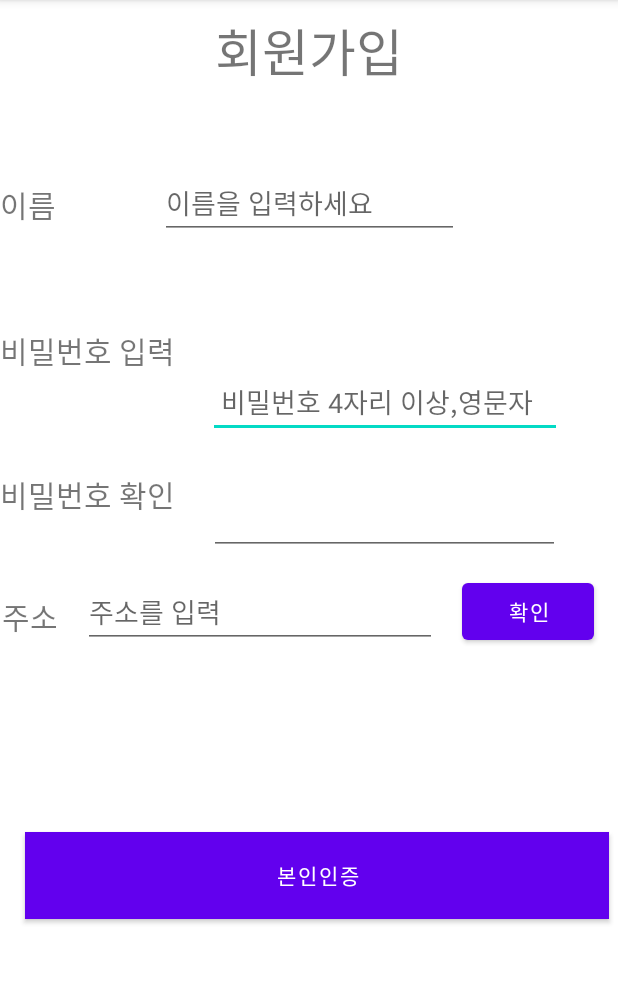
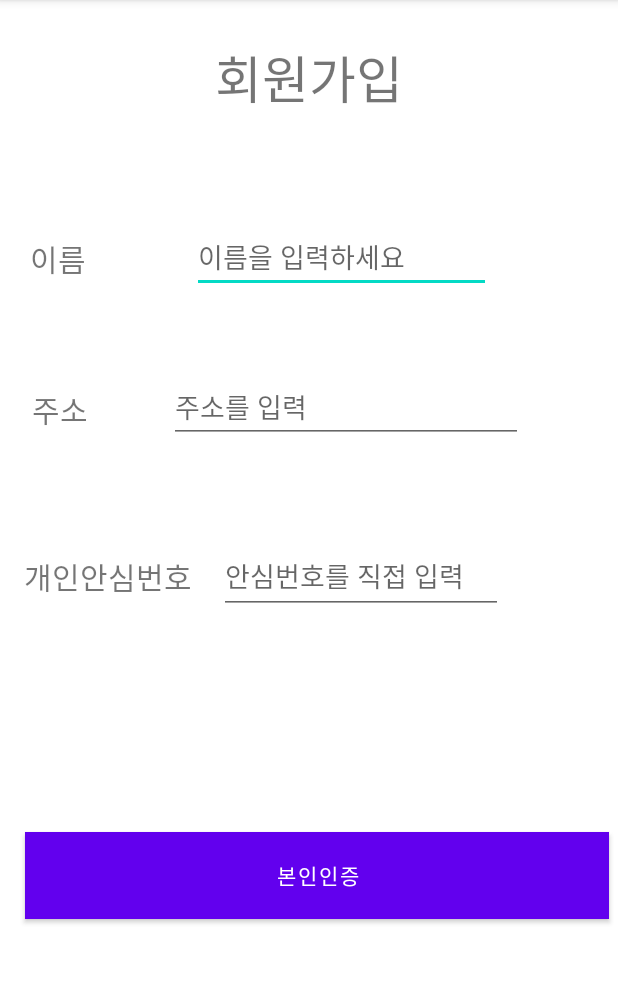
Before and after one commit to Huh21/project_with_a_jump, an Android app: the screen it shows after launch (MainActivity), on a phone screen of 412 x 824 dp, the part 84-1067 px from its top. Run offline under Robolectric (Android 15) with nearby library versions, the phone set to English and light mode, and no system bars; our stand-ins replace Firebase (no records; nobody signed in at launch, a user with empty details on screens opened directly); 1 statement that could not run was skipped.

Commit message:
데이터베이스 저장

```diff
--- a/app/src/main/java/org/ict/project_with_a_jump/MainActivity.java
+++ b/app/src/main/java/org/ict/project_with_a_jump/MainActivity.java
@@ -5,15 +5,31 @@ import android.os.Bundle;
 import android.view.View;
 import android.webkit.WebSettings;
 import android.webkit.WebView;
+import android.widget.Button;
 import android.widget.EditText;
+import android.widget.Toast;
 
 import androidx.appcompat.app.AppCompatActivity;
 
+import com.google.firebase.database.DatabaseReference;
+import com.google.firebase.database.FirebaseDatabase;
+
+import java.util.regex.Matcher;
+import java.util.regex.Pattern;
+
 public class MainActivity<editText, editText2> extends AppCompatActivity {
-    EditText editText;
-    EditText editText2;
+
+    // 파이어베이스 데이터베이스 연동
+    private FirebaseDatabase database = FirebaseDatabase.getInstance();
+    private DatabaseReference databaseReference = database.getReference();
+
+    Button check;
+    EditText user_id,user_ad,user_sepw;
+
+
     public static WebView web;
     public static WebSettings webSettings;
+    private String Validation = "^.(?=.*[0-9])(?=.*[0-9ㄱ-ㅎ가-힣]).*$";
 
 
 
@@ -21,24 +37,50 @@ public class MainActivity<editText, editText2> extends AppCompatActivity {
     protected void onCreate(Bundle savedInstanceState) {
         super.onCreate(savedInstanceState);
         setContentView(R.layout.activity_main);
-    }
+        user_id = findViewById(R.id.user_id);
+        user_ad = findViewById(R.id.user_ad);
+        user_sepw = findViewById(R.id.user_sepw);
 
-    private void singUp(){
-        String id= ((EditText)findViewById(R.id.user_id)).getText().toString();
+
+        user_sepw.setOnFocusChangeListener(new View.OnFocusChangeListener(){
+
+            @Override
+            public void onFocusChange(View v, boolean hasFocus) {
+                if(hasFocus) {
+                    Pattern p = Pattern.compile("^[0-9ㄱ-ㅎ가-힣]+$");
+                    Matcher m = p.matcher((user_sepw).getText().toString());
+                    if ( !m.matches()){
+                        Toast.makeText(MainActivity.this, "안심번호 형식에 맞춰서 입력해주세요", Toast.LENGTH_SHORT).show();
+
+                    }
+
+
+                }
+            }
+        });
+        check.setOnClickListener(new View.OnClickListener() {
+            @Override
+            public void onClick(View view) {
+                //에딧 텍스트 값을 문자열로 바꾸어 함수에 넣어줍니다.
+                addUser(user_id.getText().toString(), user_sepw.getText().toString(), user_ad.getText().toString());
+            }
+        });
 
     }
 
+    private void addUser(String name, String num, String address) {
+        User User = new User(name, num, address);
+    }
+
+
+
     public void onClick_login(View v) {
-        EditText user_id = (EditText) findViewById(R.id.user_id);
-        EditText user_ad = (EditText) findViewById(R.id.user_ad);
-        EditText user_password = (EditText) findViewById(R.id.user_password);
-        EditText user_passWordch= (EditText) findViewById(R.id.user_passwordch);
         String id= user_id.getText().toString();
-        String pw= user_password.getText().toString();
+        String sepw= user_sepw.getText().toString();
         String ad= user_ad.getText().toString();
         Intent intent_01= new Intent(getApplicationContext(), subActivity.class);
         intent_01.putExtra("입력한 이름",id);
-        intent_01.putExtra("입력한 패스워드",pw);
+        intent_01.putExtra("입력한 안심번호",sepw);
         intent_01.putExtra("입력한 주소",ad);
         startActivity(intent_01);
     }
--- a/app/src/main/res/layout/activity_main.xml
+++ b/app/src/main/res/layout/activity_main.xml
@@ -20,48 +20,6 @@
         tools:ignore="MissingConstraints" />
 
     <EditText
-        android:id="@+id/user_password"
-        android:layout_width="236dp"
-        android:layout_height="44dp"
-        android:layout_marginStart="10dp"
-        android:layout_marginLeft="10dp"
-        android:layout_marginBottom="476dp"
-        android:hint=" 비밀번호 4자리 이상,영문자"
-        android:inputType="text"
-        android:singleLine="true"
-        app:layout_constraintBottom_toBottomOf="parent"
-        app:layout_constraintEnd_toEndOf="parent"
-        app:layout_constraintHorizontal_bias="0.777"
-        app:layout_constraintStart_toStartOf="parent"
-        tools:ignore="MissingConstraints" />
-
-    <TextView
-        android:id="@+id/textView4"
-        android:layout_width="wrap_content"
-        android:layout_height="wrap_content"
-        android:text="비밀번호 입력"
-        android:textSize="20sp"
-        app:layout_constraintBottom_toBottomOf="parent"
-        app:layout_constraintStart_toStartOf="parent"
-        app:layout_constraintTop_toTopOf="parent"
-        app:layout_constraintVertical_bias="0.296"
-        tools:ignore="MissingConstraints" />
-
-    <EditText
-        android:id="@+id/user_passwordch"
-        android:layout_width="234dp"
-        android:layout_height="50dp"
-        android:ems="10"
-        android:inputType="textPassword"
-        app:layout_constraintBottom_toTopOf="@+id/user_ad"
-        app:layout_constraintEnd_toEndOf="parent"
-        app:layout_constraintHorizontal_bias="0.265"
-        app:layout_constraintStart_toEndOf="@+id/editTextTextPassword"
-        app:layout_constraintTop_toBottomOf="@+id/user_password"
-        app:layout_constraintVertical_bias="0.606"
-        tools:ignore="MissingConstraints" />
-
-    <EditText
         android:id="@+id/user_id"
         android:layout_width="199dp"
         android:layout_height="44dp"
@@ -70,46 +28,10 @@
         android:singleLine="true"
         app:layout_constraintBottom_toBottomOf="parent"
         app:layout_constraintEnd_toEndOf="parent"
-        app:layout_constraintHorizontal_bias="0.502"
+        app:layout_constraintHorizontal_bias="0.602"
         app:layout_constraintStart_toStartOf="parent"
         app:layout_constraintTop_toTopOf="parent"
-        app:layout_constraintVertical_bias="0.159"
-        tools:ignore="MissingConstraints" />
-
-    <TextView
-        android:id="@+id/editTextTextPassword"
-        android:layout_width="125dp"
-        android:layout_height="33dp"
-        android:text="비밀번호 확인"
-        android:textSize="20sp"
-        app:layout_constraintBottom_toBottomOf="parent"
-        app:layout_constraintStart_toStartOf="parent"
-        app:layout_constraintTop_toTopOf="parent"
-        app:layout_constraintVertical_bias="0.428"
-        tools:ignore="MissingConstraints" />
-
-    <Button
-        android:id="@+id/button"
-        android:layout_width="wrap_content"
-        android:layout_height="50dp"
-        android:layout_marginEnd="16dp"
-        android:layout_marginRight="16dp"
-        android:text="확인"
-        app:layout_constraintBottom_toBottomOf="parent"
-        app:layout_constraintEnd_toEndOf="parent"
-        app:layout_constraintHorizontal_bias="1.0"
-        app:layout_constraintStart_toEndOf="@+id/user_ad"
-        app:layout_constraintTop_toTopOf="parent"
-        app:layout_constraintVertical_bias="0.533" />
-
-    <TextView
-        android:id="@+id/textView3"
-        android:layout_width="89dp"
-        android:layout_height="wrap_content"
-        android:text="이름"
-        android:textSize="20sp"
-        app:layout_constraintBaseline_toBaselineOf="@+id/user_id"
-        app:layout_constraintStart_toStartOf="parent"
+        app:layout_constraintVertical_bias="0.209"
         tools:ignore="MissingConstraints" />
 
     <TextView
@@ -120,10 +42,10 @@
         android:textSize="20sp"
         app:layout_constraintBottom_toBottomOf="parent"
         app:layout_constraintEnd_toStartOf="@+id/user_ad"
-        app:layout_constraintHorizontal_bias="0.058"
+        app:layout_constraintHorizontal_bias="0.287"
         app:layout_constraintStart_toStartOf="parent"
         app:layout_constraintTop_toTopOf="parent"
-        app:layout_constraintVertical_bias="0.537"
+        app:layout_constraintVertical_bias="0.35"
         tools:ignore="MissingConstraints" />
 
     <EditText
@@ -135,10 +57,53 @@
         android:singleLine="true"
         app:layout_constraintBottom_toBottomOf="parent"
         app:layout_constraintEnd_toEndOf="parent"
-        app:layout_constraintHorizontal_bias="0.313"
+        app:layout_constraintHorizontal_bias="0.639"
         app:layout_constraintStart_toStartOf="parent"
         app:layout_constraintTop_toTopOf="parent"
-        app:layout_constraintVertical_bias="0.536"
+        app:layout_constraintVertical_bias="0.347"
+        tools:ignore="MissingConstraints" />
+
+    <TextView
+        android:id="@+id/textView4"
+        android:layout_width="119dp"
+        android:layout_height="56dp"
+        android:layout_marginStart="16dp"
+        android:layout_marginLeft="16dp"
+        android:text="개인안심번호"
+        android:textSize="20sp"
+        app:layout_constraintBottom_toBottomOf="parent"
+        app:layout_constraintStart_toStartOf="parent"
+        app:layout_constraintTop_toTopOf="parent"
+        app:layout_constraintVertical_bias="0.519"
+        tools:ignore="MissingConstraints" />
+
+    <EditText
+        android:id="@+id/user_sepw"
+        android:layout_width="189dp"
+        android:layout_height="50dp"
+        android:layout_marginStart="10dp"
+        android:layout_marginLeft="10dp"
+        android:hint="안심번호를 직접 입력"
+        android:inputType="text"
+        android:maxLength="6"
+        android:singleLine="true"
+        app:layout_constraintBottom_toBottomOf="parent"
+        app:layout_constraintEnd_toEndOf="parent"
+        app:layout_constraintHorizontal_bias="0.641"
+        app:layout_constraintStart_toStartOf="parent"
+        app:layout_constraintTop_toTopOf="parent"
+        tools:ignore="MissingConstraints" />
+
+    <TextView
+        android:id="@+id/textView3"
+        android:layout_width="89dp"
+        android:layout_height="wrap_content"
+        android:layout_marginStart="20dp"
+        android:layout_marginLeft="20dp"
+        android:text="이름"
+        android:textSize="20sp"
+        app:layout_constraintBaseline_toBaselineOf="@+id/user_id"
+        app:layout_constraintStart_toStartOf="parent"
         tools:ignore="MissingConstraints" />
 
     <Button
```
Also changed, not shown: app/src/main/java/org/ict/project_with_a_jump/User.java (added, +39 -0 lines), app/src/main/java/org/ict/project_with_a_jump/UserAccount.java (deleted, +0 -23 lines).
